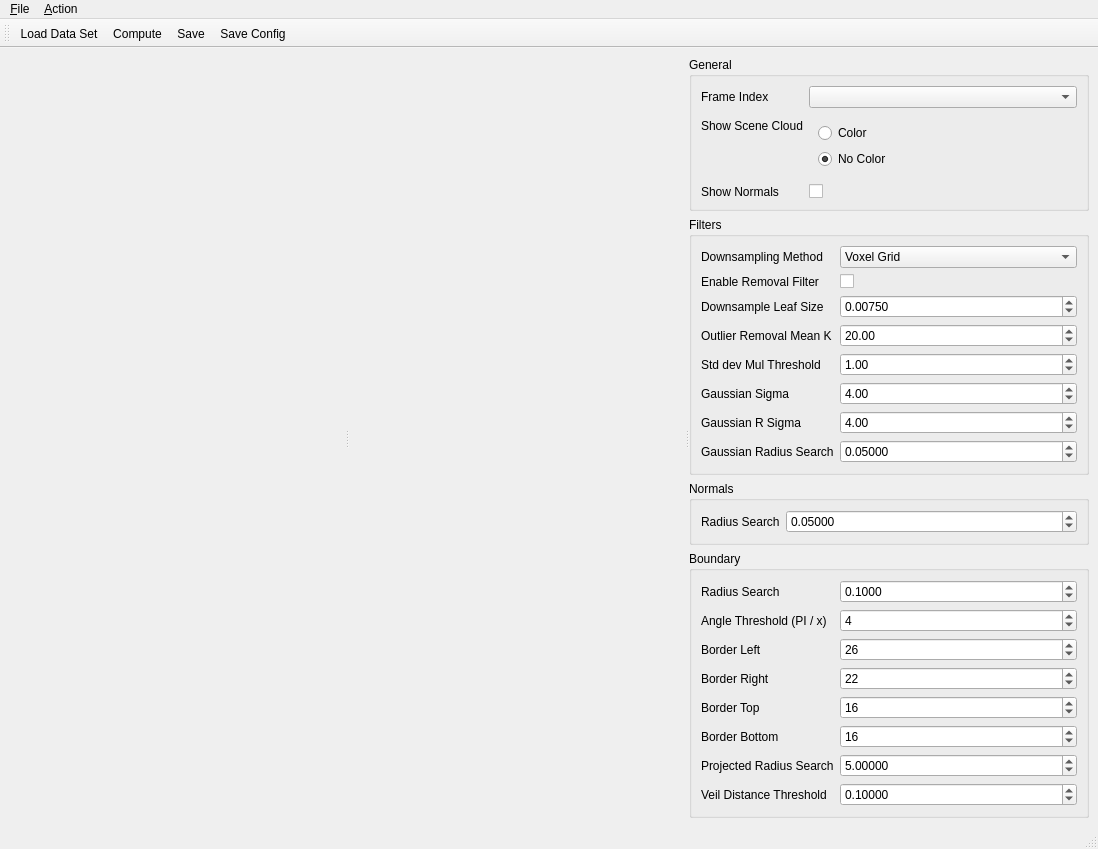
Above: src/ui/ToolWindowBoundaryExtractor.ui from oneminute/RecFLS before the change. Below: the same form after it.
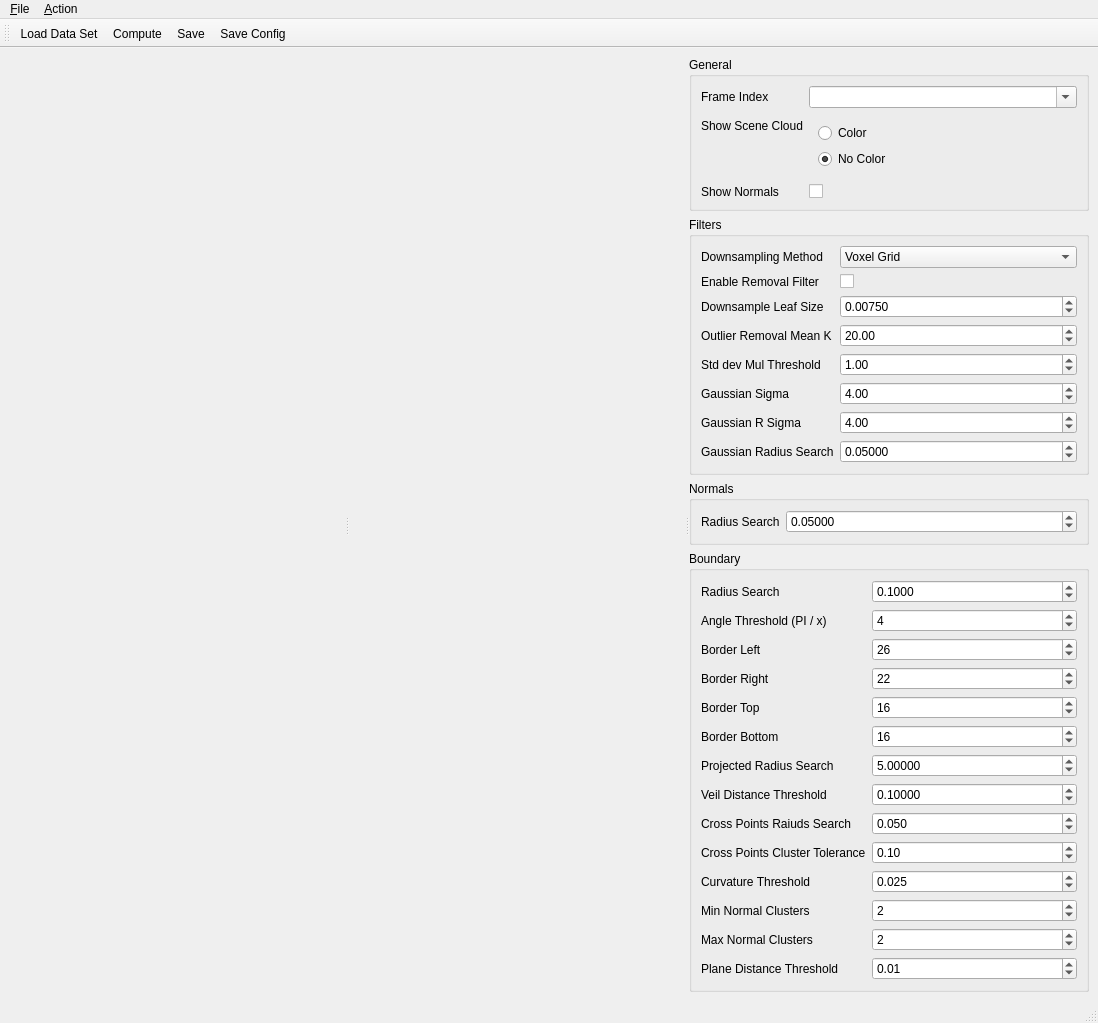
That is the form after the change.

What changed in the file:
```diff
--- a/src/ui/ToolWindowBoundaryExtractor.ui
+++ b/src/ui/ToolWindowBoundaryExtractor.ui
@@ -48,7 +48,11 @@
             </widget>
            </item>
            <item row="0" column="1">
-            <widget class="QComboBox" name="comboBoxFrameIndex"/>
+            <widget class="QComboBox" name="comboBoxFrameIndex">
+             <property name="editable">
+              <bool>true</bool>
+             </property>
+            </widget>
            </item>
            <item row="1" column="0">
             <widget class="QLabel" name="label_6">
@@ -468,6 +472,129 @@
              </property>
             </widget>
            </item>
+           <item row="8" column="0">
+            <widget class="QLabel" name="label_21">
+             <property name="text">
+              <string>Cross Points Raiuds Search</string>
+             </property>
+            </widget>
+           </item>
+           <item row="10" column="0">
+            <widget class="QLabel" name="label_22">
+             <property name="text">
+              <string>Curvature Threshold</string>
+             </property>
+            </widget>
+           </item>
+           <item row="11" column="0">
+            <widget class="QLabel" name="label_23">
+             <property name="text">
+              <string>Min Normal Clusters</string>
+             </property>
+            </widget>
+           </item>
+           <item row="12" column="0">
+            <widget class="QLabel" name="label_24">
+             <property name="text">
+              <string>Max Normal Clusters</string>
+             </property>
+            </widget>
+           </item>
+           <item row="8" column="1">
+            <widget class="QDoubleSpinBox" name="doubleSpinBoxCrossPointsRadiusSearch">
+             <property name="decimals">
+              <number>3</number>
+             </property>
+             <property name="maximum">
+              <double>1.000000000000000</double>
+             </property>
+             <property name="singleStep">
+              <double>0.010000000000000</double>
+             </property>
+             <property name="value">
+              <double>0.050000000000000</double>
+             </property>
+            </widget>
+           </item>
+           <item row="10" column="1">
+            <widget class="QDoubleSpinBox" name="doubleSpinBoxCurvatureThreshold">
+             <property name="decimals">
+              <number>3</number>
+             </property>
+             <property name="maximum">
+              <double>1.000000000000000</double>
+             </property>
+             <property name="singleStep">
+              <double>0.001000000000000</double>
+             </property>
+             <property name="value">
+              <double>0.025000000000000</double>
+             </property>
+            </widget>
+           </item>
+           <item row="11" column="1">
+            <widget class="QSpinBox" name="spinBoxMinNormalClusters">
+             <property name="maximum">
+              <number>99</number>
+             </property>
+             <property name="value">
+              <number>2</number>
+             </property>
+            </widget>
+           </item>
+           <item row="12" column="1">
+            <widget class="QSpinBox" name="spinBoxMaxNormalClusters">
+             <property name="maximum">
+              <number>99</number>
+             </property>
+             <property name="value">
+              <number>2</number>
+             </property>
+            </widget>
+           </item>
+           <item row="9" column="0">
+            <widget class="QLabel" name="label_25">
+             <property name="text">
+              <string>Cross Points Cluster Tolerance</string>
+             </property>
+            </widget>
+           </item>
+           <item row="9" column="1">
+            <widget class="QDoubleSpinBox" name="doubleSpinBoxCrossPointsClusterTolerance">
+             <property name="decimals">
+              <number>2</number>
+             </property>
+             <property name="maximum">
+              <double>1.000000000000000</double>
+             </property>
+             <property name="singleStep">
+              <double>0.100000000000000</double>
+             </property>
+             <property name="value">
+              <double>0.100000000000000</double>
+             </property>
+            </widget>
+           </item>
+           <item row="13" column="0">
+            <widget class="QLabel" name="label_26">
+             <property name="text">
+              <string>Plane Distance Threshold</string>
+             </property>
+            </widget>
+           </item>
+           <item row="13" column="1">
+            <widget class="QDoubleSpinBox" name="doubleSpinBoxPlaneDistanceThreshold">
+             <property name="maximum">
+              <double>1.000000000000000</double>
+             </property>
+             <property name="singleStep">
+              <double>0.010000000000000</double>
+             </property>
+             <property name="value">
+              <double>0.010000000000000</double>
+             </property>
+            </widget>
+           </item>
           </layout>
          </widget>
         </item>
```
